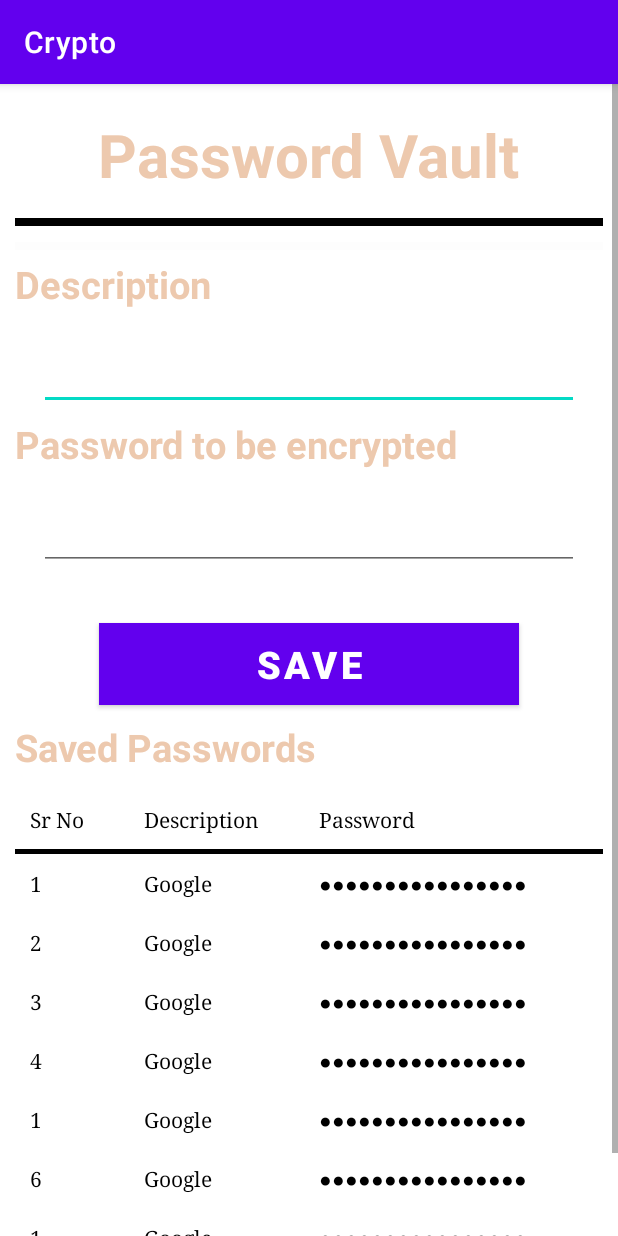
After one commit to Ananyag2806/Crypto, an Android app: the PasswordVault screen opened directly, with no data from a screen before it, on a phone screen of 412 x 824 dp. The commit adds this screen. Run offline under Robolectric (Android 15) with nearby library versions, the phone set to English and light mode, and no system bars.

Commit message:
Made PasswordVault

```diff
--- a/app/src/main/AndroidManifest.xml
+++ b/app/src/main/AndroidManifest.xml
@@ -18,6 +18,9 @@
             android:name=".Encoder"
             android:exported="false" />
         <activity
+            android:name=".PasswordVault"
+            android:exported="false" />
+        <activity
             android:name=".MainActivity"
             android:exported="true">
             <intent-filter>
--- a/app/src/main/java/com/example/crypto/MainActivity.java
+++ b/app/src/main/java/com/example/crypto/MainActivity.java
@@ -8,7 +8,7 @@ import android.widget.LinearLayout;
 import androidx.appcompat.app.AppCompatActivity;
 
 public class MainActivity extends AppCompatActivity {
-    LinearLayout txtEnc, txtDec;
+    LinearLayout txtEnc, txtDec, passVaul;
 
     @Override
     protected void onCreate(Bundle savedInstanceState) {
@@ -16,6 +16,7 @@ public class MainActivity extends AppCompatActivity {
         setContentView(R.layout.activity_main);
         txtEnc=findViewById(R.id.textEnc);
         txtDec=findViewById(R.id.textDec);
+        passVaul = findViewById(R.id.LayoutPasswordVault);
 
         txtEnc.setOnClickListener(new View.OnClickListener() {
             @Override
@@ -33,5 +34,13 @@ public class MainActivity extends AppCompatActivity {
             }
         } );
 
+        passVaul.setOnClickListener(new View.OnClickListener() {
+            @Override
+            public void onClick(View view) {
+                Intent temp=new Intent(MainActivity.this,PasswordVault.class);
+                startActivity(temp);
+            }
+        } );
+
     }
 }
--- /dev/null
+++ b/app/src/main/java/com/example/crypto/PasswordVault.java
@@ -0,0 +1,22 @@
+package com.example.crypto;
+
+import androidx.appcompat.app.AppCompatActivity;
+
+import android.content.ClipData;
+import android.content.ClipboardManager;
+import android.content.Context;
+import android.os.Bundle;
+import android.view.View;
+import android.widget.EditText;
+import android.widget.TextView;
+import android.widget.Toast;
+
+public class PasswordVault extends AppCompatActivity {
+    @Override
+    protected void onCreate(Bundle savedInstanceState) {
+        super.onCreate(savedInstanceState);
+        setContentView(R.layout.activity_password_vault);
+    }
+
+
+}
--- /dev/null
+++ b/app/src/main/res/layout/activity_password_vault.xml
@@ -0,0 +1,445 @@
+<?xml version="1.0" encoding="utf-8"?>
+<ScrollView xmlns:android="http://schemas.android.com/apk/res/android"
+    xmlns:app="http://schemas.android.com/apk/res-auto"
+    xmlns:tools="http://schemas.android.com/tools"
+    android:layout_width="match_parent"
+    android:layout_height="match_parent"
+    tools:context=".PasswordVault">
+
+    <LinearLayout
+        android:layout_width="match_parent"
+        android:layout_height="match_parent"
+        android:orientation="vertical"
+        android:layout_margin="10dp">
+
+        <LinearLayout
+            android:layout_width="match_parent"
+            android:layout_height="wrap_content"
+            android:orientation="vertical"
+            android:layout_marginTop="10dp"
+            android:layout_marginBottom="5dp">
+
+            <TextView
+                android:layout_width="wrap_content"
+                android:layout_height="wrap_content"
+                android:layout_gravity="center"
+                android:text="@string/PasswordVault"
+                android:textColor="#EDC9AE"
+                android:textSize="40sp"
+                android:textStyle="bold" />
+
+        </LinearLayout>
+
+        <LinearLayout
+            android:layout_width="wrap_content"
+            android:layout_height="wrap_content"
+            android:orientation="vertical"
+            android:layout_gravity="center"
+            android:layout_marginTop="10dp">
+
+            <View
+                android:id="@+id/divider1"
+                android:layout_width="wrap_content"
+                android:layout_height="5dp"
+                android:background="@color/black"/>
+        </LinearLayout>
+
+        <LinearLayout
+            android:layout_width="match_parent"
+            android:layout_height="wrap_content"
+            android:orientation="vertical"
+            android:layout_marginTop="5dp">
+
+            <ViewFlipper
+                android:id="@+id/vf"
+                android:layout_width="wrap_content"
+                android:layout_height="wrap_content"
+                android:layout_gravity="center"/>
+
+        </LinearLayout>
+
+        <LinearLayout
+            android:layout_width="match_parent"
+            android:layout_height="wrap_content"
+            android:orientation="vertical"
+            android:layout_gravity="center"
+            android:layout_marginTop="5dp">
+
+            <View
+                android:layout_width="wrap_content"
+                android:layout_height="5dp"
+                android:background="#66FAFAFA" />
+
+        </LinearLayout>
+
+        <TextView
+            android:layout_width="wrap_content"
+            android:layout_height="36dp"
+            android:layout_gravity="left"
+            android:layout_marginTop="5dp"
+            android:text="Description"
+            android:textColor="#EDC9AE"
+            android:textSize="25sp"
+            android:textStyle="bold" />
+
+        <EditText
+            android:id="@+id/dec"
+            android:layout_width="360dp"
+            android:layout_height="60dp"
+            android:layout_gravity="center"
+            android:textSize="20sp"
+            android:textColor="#FAFAFA"
+            android:layout_marginTop="5dp"/>
+
+        <TextView
+            android:layout_width="wrap_content"
+            android:layout_height="36dp"
+            android:layout_gravity="left"
+            android:layout_marginTop="5dp"
+            android:text="Password to be encrypted"
+            android:textColor="#EDC9AE"
+            android:textSize="25sp"
+            android:textStyle="bold" />
+
+        <EditText
+            android:id="@+id/pass"
+            android:layout_width="360dp"
+            android:layout_height="60dp"
+            android:layout_gravity="center"
+            android:textSize="20sp"
+            android:textColor="#FAFAFA"
+            android:layout_marginTop="5dp"/>
+
+        <LinearLayout
+            android:layout_width="match_parent"
+            android:layout_height="wrap_content"
+            android:orientation="vertical"
+            android:layout_gravity="center"
+            android:layout_marginTop="30dp">
+
+            <Button
+                android:id="@+id/encd"
+                android:layout_width="280dp"
+                android:layout_height="wrap_content"
+                android:layout_gravity="center"
+                android:layout_margin="5dp"
+                android:text="Save"
+                android:textStyle="bold"
+                android:background="#0000ff"
+                android:textSize="25sp"
+                android:textColor="#FFFFFF"/>
+
+        </LinearLayout>
+
+        <TextView
+            android:layout_width="wrap_content"
+            android:layout_height="36dp"
+            android:layout_gravity="left"
+            android:layout_marginTop="5dp"
+            android:text="Saved Passwords"
+            android:textColor="#EDC9AE"
+            android:textSize="25sp"
+            android:textStyle="bold"/>
+
+        <TableLayout
+            android:layout_marginTop="10dp"
+            android:id="@+id/table_layout"
+            android:layout_width="match_parent"
+            android:layout_height="wrap_content">
+
+            <TableRow
+                android:layout_height="wrap_content"
+                android:layout_width="match_parent"
+                android:id="@+id/table_row0"
+                android:padding="10dp">
+
+                <TextView
+                    android:id="@+id/name"
+                    android:fontFamily="serif"
+                    android:layout_height="wrap_content"
+                    android:layout_width="match_parent"
+                    android:layout_weight="1"
+                    android:textColor="#000"
+                    android:text="Sr No"/>
+                <TextView
+                    android:id="@+id/age"
+                    android:textColor="#000"
+                    android:fontFamily="serif"
+                    android:layout_height="wrap_content"
+                    android:layout_width="match_parent"
+                    android:layout_weight="1"
+                    android:text="Description"/>
+                <TextView
+                    android:textColor="#000"
+                    android:id="@+id/position"
+                    android:fontFamily="serif"
+                    android:layout_height="wrap_content"
+                    android:layout_width="match_parent"
+                    android:layout_weight="1"
+                    android:text="Password"/>
+            </TableRow>
+            <View
+                android:layout_height="3dip"
+                android:layout_width="match_parent"
+                android:background="#000000"/>
+
+            <TableRow
+                android:layout_height="wrap_content"
+                android:layout_width="match_parent"
+                android:id="@+id/table_row2"
+                android:padding="10dp">
+
+                <TextView
+                    android:id="@+id/one"
+                    android:fontFamily="serif"
+                    android:layout_height="wrap_content"
+                    android:layout_width="match_parent"
+                    android:layout_weight="1"
+                    android:textColor="#000"
+                    android:text="1"/>
+                <TextView
+                    android:id="@+id/Google1"
+                    android:textColor="#000"
+                    android:fontFamily="serif"
+                    android:layout_height="wrap_content"
+                    android:layout_width="match_parent"
+                    android:layout_weight="1"
+                    android:text="Google"/>
+                <TextView
+                    android:textColor="#000"
+                    android:id="@+id/pass1"
+                    android:fontFamily="serif"
+                    android:layout_height="wrap_content"
+                    android:layout_width="match_parent"
+                    android:layout_weight="1"
+                    android:text="●●●●●●●●●●●●●●●●"/>
+            </TableRow>
+
+            <TableRow
+                android:layout_height="wrap_content"
+                android:layout_width="match_parent"
+                android:id="@+id/table_row1"
+                android:padding="10dp">
+
+                <TextView
+                    android:id="@+id/two"
+                    android:fontFamily="serif"
+                    android:layout_height="wrap_content"
+                    android:layout_width="match_parent"
+                    android:layout_weight="1"
+                    android:textColor="#000"
+                    android:text="2"/>
+                <TextView
+                    android:id="@+id/Google2"
+                    android:textColor="#000"
+                    android:fontFamily="serif"
+                    android:layout_height="wrap_content"
+                    android:layout_width="match_parent"
+                    android:layout_weight="1"
+                    android:text="Google"/>
+                <TextView
+                    android:textColor="#000"
+                    android:id="@+id/pass2"
+                    android:fontFamily="serif"
+                    android:layout_height="wrap_content"
+                    android:layout_width="match_parent"
+                    android:layout_weight="1"
+                    android:text="●●●●●●●●●●●●●●●●"/>
+            </TableRow>
+
+            <TableRow
+                android:layout_height="wrap_content"
+                android:layout_width="match_parent"
+                android:id="@+id/table_row3"
+                android:padding="10dp">
+
+                <TextView
+                    android:id="@+id/three"
+                    android:fontFamily="serif"
+                    android:layout_height="wrap_content"
+                    android:layout_width="match_parent"
+                    android:layout_weight="1"
+                    android:textColor="#000"
+                    android:text="3"/>
+                <TextView
+                    android:id="@+id/Google3"
+                    android:textColor="#000"
+                    android:fontFamily="serif"
+                    android:layout_height="wrap_content"
+                    android:layout_width="match_parent"
+                    android:layout_weight="1"
+                    android:text="Google"/>
+                <TextView
+                    android:textColor="#000"
+                    android:id="@+id/pass3"
+                    android:fontFamily="serif"
+                    android:layout_height="wrap_content"
+                    android:layout_width="match_parent"
+                    android:layout_weight="1"
+                    android:text="●●●●●●●●●●●●●●●●"/>
+            </TableRow>
+
+            <TableRow
+                android:layout_height="wrap_content"
+                android:layout_width="match_parent"
+                android:id="@+id/table_row4"
+                android:padding="10dp">
+
+                <TextView
+                    android:id="@+id/four"
+                    android:fontFamily="serif"
+                    android:layout_height="wrap_content"
+                    android:layout_width="match_parent"
+                    android:layout_weight="1"
+                    android:textColor="#000"
+                    android:text="4"/>
+                <TextView
+                    android:id="@+id/Google4"
+                    android:textColor="#000"
+                    android:fontFamily="serif"
+                    android:layout_height="wrap_content"
+                    android:layout_width="match_parent"
+                    android:layout_weight="1"
+                    android:text="Google"/>
+                <TextView
+                    android:textColor="#000"
+                    android:id="@+id/pass4"
+                    android:fontFamily="serif"
+                    android:layout_height="wrap_content"
+                    android:layout_width="match_parent"
+                    android:layout_weight="1"
+                    android:text="●●●●●●●●●●●●●●●●"/>
+            </TableRow>
+
+            <TableRow
+                android:layout_height="wrap_content"
+                android:layout_width="match_parent"
+                android:id="@+id/table_row5"
+                android:padding="10dp">
+
+                <TextView
+                    android:id="@+id/five"
+                    android:fontFamily="serif"
+                    android:layout_height="wrap_content"
+                    android:layout_width="match_parent"
+                    android:layout_weight="1"
+                    android:textColor="#000"
+                    android:text="1"/>
+                <TextView
+                    android:id="@+id/Google5"
+                    android:textColor="#000"
+                    android:fontFamily="serif"
+                    android:layout_height="wrap_content"
+                    android:layout_width="match_parent"
+                    android:layout_weight="1"
+                    android:text="Google"/>
+                <TextView
+                    android:textColor="#000"
+                    android:id="@+id/pass5"
+                    android:fontFamily="serif"
+                    android:layout_height="wrap_content"
+                    android:layout_width="match_parent"
+                    android:layout_weight="1"
+                    android:text="●●●●●●●●●●●●●●●●"/>
+            </TableRow>
+
+            <TableRow
+                android:layout_height="wrap_content"
+                android:layout_width="match_parent"
+                android:id="@+id/table_row6"
+                android:padding="10dp">
+
+                <TextView
+                    android:id="@+id/six"
+                    android:fontFamily="serif"
+                    android:layout_height="wrap_content"
+                    android:layout_width="match_parent"
+                    android:layout_weight="1"
+                    android:textColor="#000"
+                    android:text="6"/>
+                <TextView
+                    android:id="@+id/Google6"
+                    android:textColor="#000"
+                    android:fontFamily="serif"
+                    android:layout_height="wrap_content"
+                    android:layout_width="match_parent"
+                    android:layout_weight="1"
+                    android:text="Google"/>
+                <TextView
+                    android:textColor="#000"
+                    android:id="@+id/pass6"
+                    android:fontFamily="serif"
+                    android:layout_height="wrap_content"
+                    android:layout_width="match_parent"
+                    android:layout_weight="1"
+                    android:text="●●●●●●●●●●●●●●●●"/>
+            </TableRow>
+
+            <TableRow
+                android:layout_height="wrap_content"
+                android:layout_width="match_parent"
+                android:id="@+id/table_row7"
+                android:padding="10dp">
+
+                <TextView
+                    android:id="@+id/seven"
+                    android:fontFamily="serif"
+                    android:layout_height="wrap_content"
+                    android:layout_width="match_parent"
+                    android:layout_weight="1"
+                    android:textColor="#000"
+                    android:text="1"/>
+                <TextView
+                    android:id="@+id/Google7"
+                    android:textColor="#000"
+                    android:fontFamily="serif"
+                    android:layout_height="wrap_content"
+                    android:layout_width="match_parent"
+                    android:layout_weight="1"
+                    android:text="Google"/>
+                <TextView
+                    android:textColor="#000"
+                    android:id="@+id/pass7"
+                    android:fontFamily="serif"
+                    android:layout_height="wrap_content"
+                    android:layout_width="match_parent"
+                    android:layout_weight="1"
+                    android:text="●●●●●●●●●●●●●●●●"/>
+            </TableRow>
+
+            <TableRow
+                android:layout_height="wrap_content"
+                android:layout_width="match_parent"
+                android:id="@+id/table_row8"
+                android:padding="10dp">
+
+                <TextView
+                    android:id="@+id/eight"
+                    android:fontFamily="serif"
+                    android:layout_height="wrap_content"
+                    android:layout_width="match_parent"
+                    android:layout_weight="1"
+                    android:textColor="#000"
+                    android:text="1"/>
+                <TextView
+                    android:id="@+id/Google8"
+                    android:textColor="#000"
+                    android:fontFamily="serif"
+                    android:layout_height="wrap_content"
+                    android:layout_width="match_parent"
+                    android:layout_weight="1"
+                    android:text="Google"/>
+                <TextView
+                    android:textColor="#000"
+                    android:id="@+id/pass8"
+                    android:fontFamily="serif"
+                    android:layout_height="wrap_content"
+                    android:layout_width="match_parent"
+                    android:layout_weight="1"
+                    android:text="●●●●●●●●●●●●●●●●"/>
+            </TableRow>
+
+
+        </TableLayout>
+    </LinearLayout>
+</ScrollView>
```
